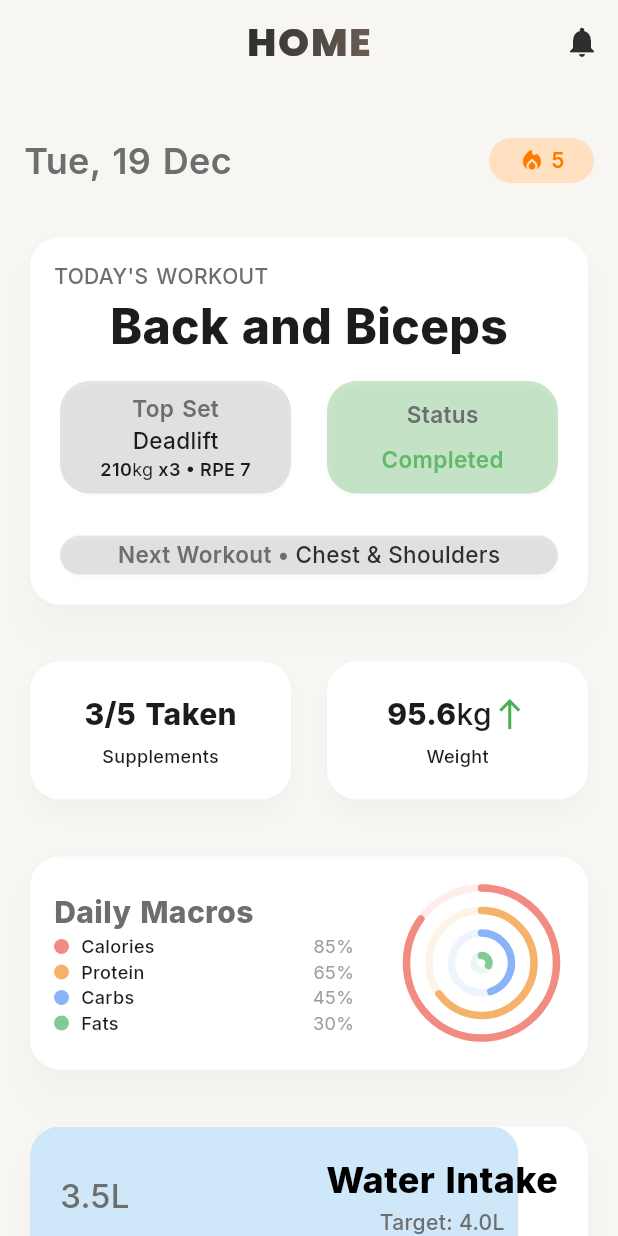
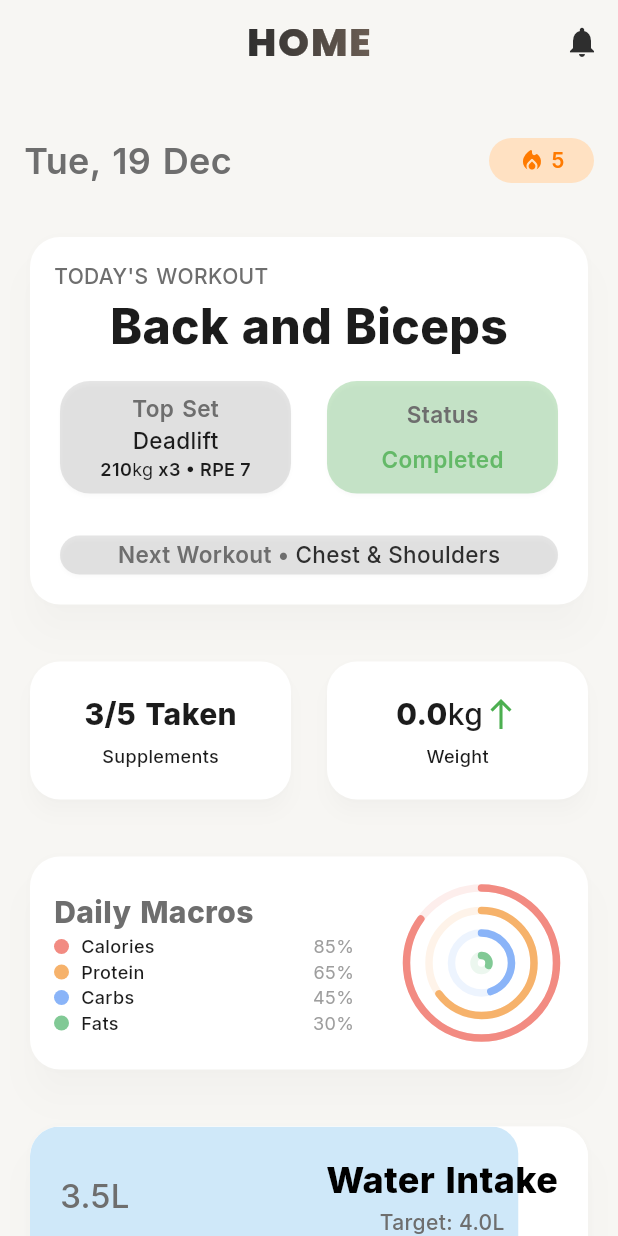
Before and after one commit to Gr8V/FuelIQ, a Flutter app: the HomePage screen opened directly, on a phone screen of 412 x 824 dp. Run offline on Flutter 3.47's test engine with Material 3 defaults, Android fonts, the phone set to English and light mode, and no system bars; drawn by our look-alikes of auto_size_text; our stand-ins replace fl_chart, flutter_local_notifications, font_awesome_flutter, google_fonts, hive_ce, hive_ce_flutter; missing offline and left inert: mobile_scanner; accounts and stored records are empty.

Commit message:
fixed weight card in home page

```diff
--- a/fuel_iq/lib/pages/main/home_page.dart
+++ b/fuel_iq/lib/pages/main/home_page.dart
@@ -1,16 +1,20 @@
 import 'dart:math';
 import 'package:flutter/material.dart';
+import 'package:fuel_iq/globals/user_data.dart';
+import 'package:fuel_iq/pages/main/log/log_weight.dart';
 import 'package:fuel_iq/pages/main/nutrition.dart';
 import 'package:fuel_iq/pages/main/log/log_supplements.dart';
 import 'package:fuel_iq/pages/main/log/log_water.dart';
 import 'package:fuel_iq/pages/training/cardio_page.dart';
 import 'package:fuel_iq/pages/training/personal_records_page.dart';
 import 'package:fuel_iq/pages/training/workout_page.dart';
+import 'package:fuel_iq/providers/daily_data_provider.dart';
 import 'package:fuel_iq/services/notification_service.dart';
 import 'package:fuel_iq/theme/colors.dart';
 import 'package:fuel_iq/utils/utils.dart';
 import 'package:google_fonts/google_fonts.dart';
 import 'package:auto_size_text/auto_size_text.dart';
+import 'package:provider/provider.dart';
 
 
 class HomePage extends StatelessWidget {
@@ -20,6 +24,11 @@ class HomePage extends StatelessWidget {
   Widget build(BuildContext context) {
     final theme = Theme.of(context);
     final colorScheme = theme.colorScheme;
+
+    //data
+    final dailyData = context.watch<DailyDataProvider>().getDailyData(todaysDate);
+
+    final weightToday = dailyData?.weight ?? 0.0;
 
     return Scaffold(
       body: CustomScrollView(
@@ -162,6 +171,11 @@ class HomePage extends StatelessWidget {
                             shape: RoundedRectangleBorder(
                               borderRadius: BorderRadius.circular(20),
                             ),
+                            clipBehavior: Clip.antiAlias,
+                            child: InkWell(
+                              onTap: () {
+                                pushWithSlideFade(context, WeightPickerPage());
+                              },
                               child: Column(
                                 mainAxisAlignment: MainAxisAlignment.center,
                                 crossAxisAlignment: CrossAxisAlignment.center,
@@ -172,7 +186,7 @@ class HomePage extends StatelessWidget {
                                       Row(
                                         children: [
                                           Text(
-                                          "95.6",
+                                            weightToday.toStringAsFixed(1),
                                             style: GoogleFonts.inter(
                                               fontWeight: FontWeight.w800,
                                               fontSize: 20,
@@ -202,6 +216,7 @@ class HomePage extends StatelessWidget {
                                     ),
                                   )
                                 ],
+                              ),
                             ),
                           ),
                         ),
```
Also changed, not shown: fuel_iq/lib/pages/main/log/log_weight.dart (+8 -1 lines). Lines whose indentation alone changed are shown as unchanged.
